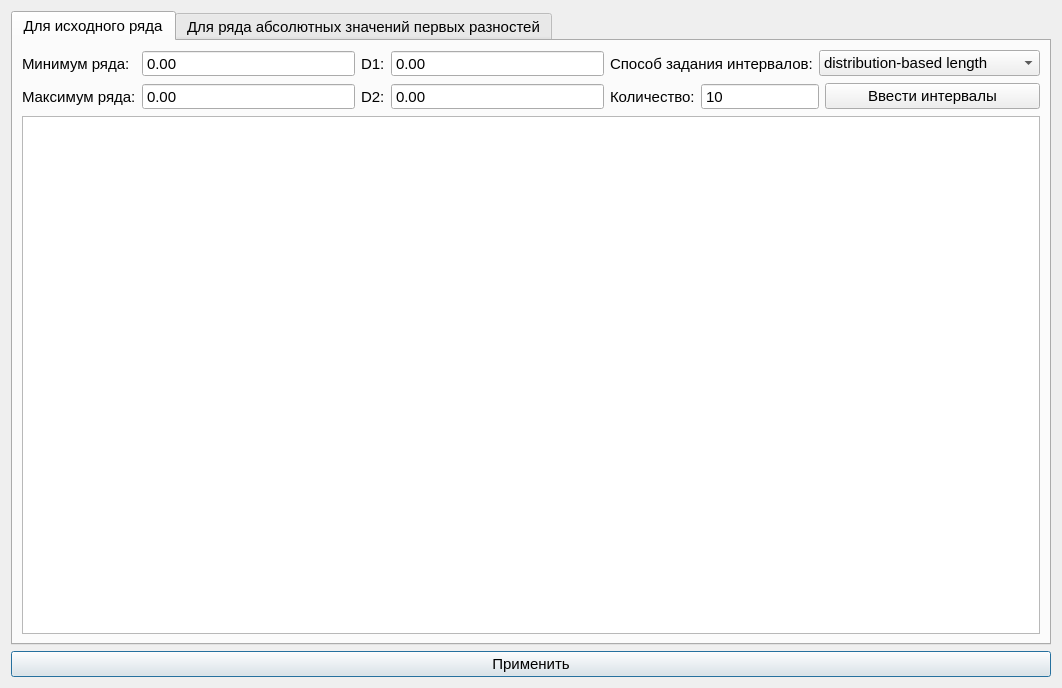
The window that FTSPredictionProgram/loadintervalsdialog.ui (ShompolovMaxim/CP_2024) describes before a commit, drawn with Qt 5.
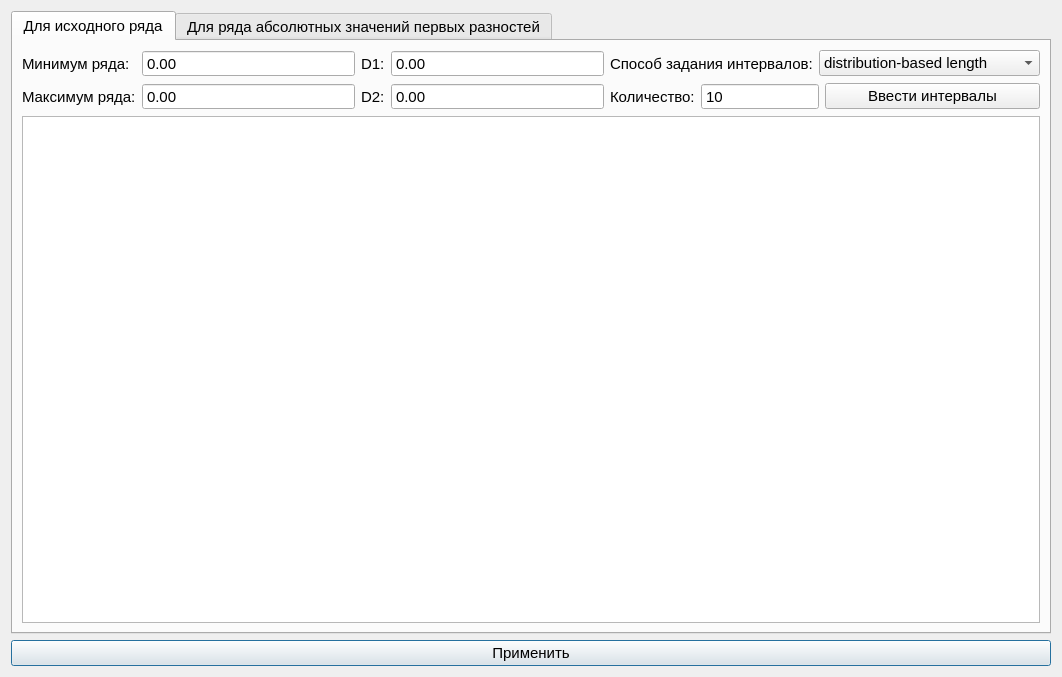
The same window after the commit.

What changed in the file:
```diff
--- a/FTSPredictionProgram/loadintervalsdialog.ui
+++ b/FTSPredictionProgram/loadintervalsdialog.ui
@@ -7,7 +7,7 @@
     <x>0</x>
     <y>0</y>
     <width>1062</width>
-    <height>688</height>
+    <height>677</height>
    </rect>
   </property>
   <property name="font">
```
